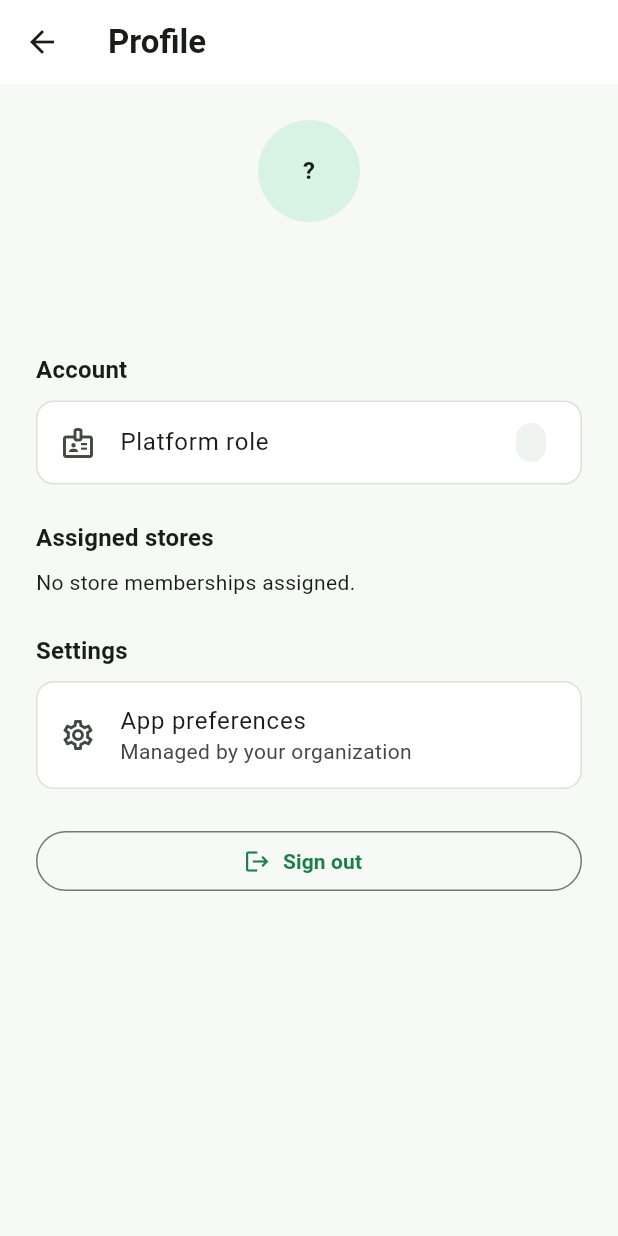
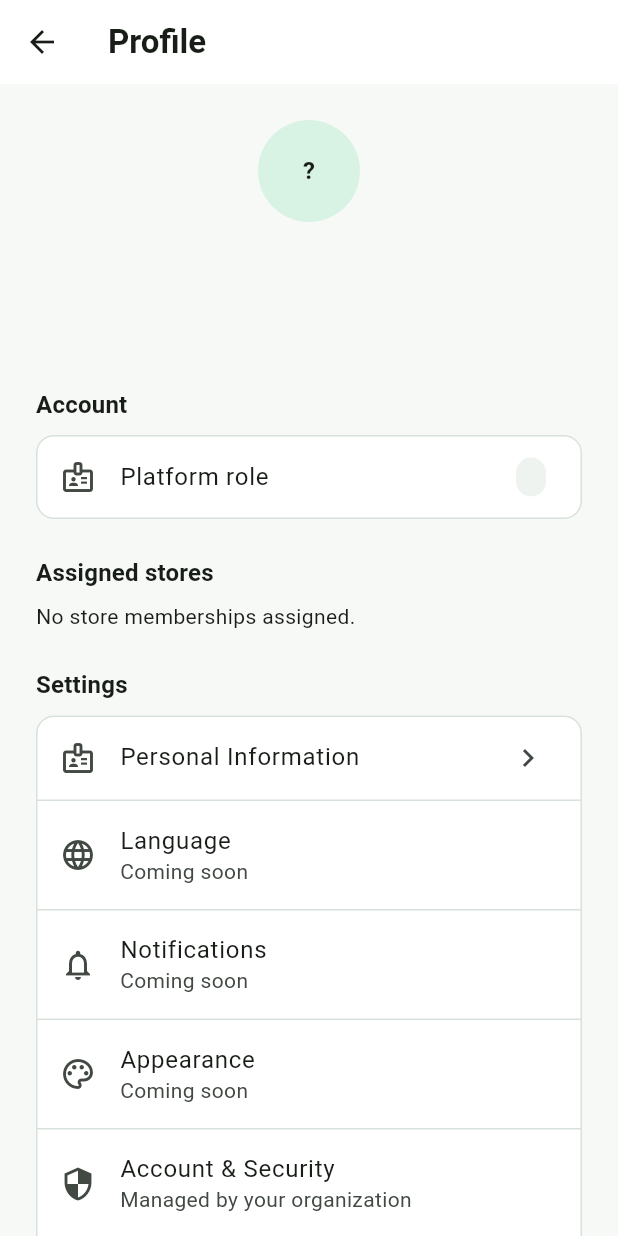
Before and after one commit to supersunxm/line-unified-inbox, a Flutter app: the ProfilePage screen opened directly with empty values, on a phone screen of 412 x 824 dp. Run offline on Flutter 3.47's test engine with Material 3 defaults, Android fonts, the phone set to English and light mode, and no system bars; our stand-ins replace connectivity_plus, firebase_core, firebase_messaging, flutter_local_notifications, flutter_secure_storage, image_picker and 1 more; accounts and stored records are empty.

Commit message:
feat(mobile): add bottom navigation and employee profiles

```diff
--- a/android_app/lib/core/models/models.dart
+++ b/android_app/lib/core/models/models.dart
@@ -31,12 +31,14 @@ class PendingRegistration {
   PendingRegistration(
       {required this.id,
       required this.name,
+      this.employeeId,
       required this.email,
       required this.storeName,
       required this.role,
       required this.createdAt});
   final String id;
   final String name;
+  final String? employeeId;
   final String email;
   final String storeName;
   final String role;
@@ -45,6 +47,7 @@ class PendingRegistration {
       PendingRegistration(
           id: json['id'] as String,
           name: json['name'] as String,
+          employeeId: json['employeeId'] as String?,
           email: json['email'] as String,
           storeName: (json['store'] as Map<String, dynamic>)['name'] as String,
           role: json['role'] as String,
@@ -59,14 +62,18 @@ class CurrentUser {
       required this.memberships,
       required this.stores,
       required this.permissions,
+      this.email,
+      this.employeeId,
       this.phone,
       this.position});
   final String id;
+  final String? email;
   final String displayName;
   final String role;
   final List<StoreMembership> memberships;
   final List<Store> stores;
   final Map<String, dynamic> permissions;
+  final String? employeeId;
   final String? phone;
   final String? position;
   factory CurrentUser.fromJson(Map<String, dynamic> json) {
@@ -74,6 +81,7 @@ class CurrentUser {
         (json['profile'] as Map<String, dynamic>?) ?? <String, dynamic>{};
     return CurrentUser(
         id: json['id'] as String,
+        email: json['email'] as String?,
         displayName: json['displayName'] as String,
         role: json['role'] as String,
         memberships: ((json['memberships'] as List<dynamic>?) ?? [])
@@ -85,6 +93,7 @@ class CurrentUser {
             .toList(),
         permissions: (json['permissions'] as Map<String, dynamic>?) ??
             <String, dynamic>{},
+        employeeId: profile['employeeId'] as String? ?? json['employeeId'] as String?,
         phone: profile['phone'] as String?,
         position: profile['position'] as String?);
   }
--- a/android_app/lib/features/auth/admin_approval_page.dart
+++ b/android_app/lib/features/auth/admin_approval_page.dart
@@ -37,6 +37,7 @@ class _AdminApprovalPageState extends State<AdminApprovalPage> {
                 padding: const EdgeInsets.all(12),
                 child: Column(crossAxisAlignment: CrossAxisAlignment.start, children: [
                   Text(item.name, style: Theme.of(context).textTheme.titleMedium),
+                  Text('Employee ID: ${item.employeeId ?? 'Not set'}'),
                   Text(item.email),
                   Text('${item.storeName} · ${item.role.replaceAll('_', ' ')}'),
                   Text(item.createdAt.toLocal().toString()),
--- a/android_app/lib/features/auth/auth_repository.dart
+++ b/android_app/lib/features/auth/auth_repository.dart
@@ -28,8 +28,8 @@ class AuthRepository {
     return items.map((item) => Store.fromJson(item as Map<String, dynamic>)).toList();
   }
 
-  Future<void> register({required String name, required String email, required String storeId, required String role, required String password}) async {
-    await _api.post('/registration/request', body: {'name': name, 'email': email.trim(), 'storeId': storeId, 'role': role, 'password': password}, authenticated: false);
+  Future<void> register({required String name, required String employeeId, required String email, required String storeId, required String role, required String password}) async {
+    await _api.post('/registration/request', body: {'name': name, 'employeeId': employeeId.trim(), 'email': email.trim(), 'storeId': storeId, 'role': role, 'password': password}, authenticated: false);
   }
 
   Future<List<PendingRegistration>> pendingRegistrations() async {
--- a/android_app/lib/features/profile/profile_page.dart
+++ b/android_app/lib/features/profile/profile_page.dart
@@ -14,11 +14,13 @@ class ProfilePage extends StatelessWidget {
     required this.user,
     required this.onLogout,
     this.onApprovals,
+    this.onPersonalInformation,
   });
 
   final CurrentUser user;
   final VoidCallback onLogout;
   final VoidCallback? onApprovals;
+  final VoidCallback? onPersonalInformation;
 
   @override
   Widget build(BuildContext context) => Scaffold(
@@ -32,7 +34,7 @@ class ProfilePage extends StatelessWidget {
             const SizedBox(height: AppSpacing.xl),
             MembershipSection(memberships: user.memberships),
             const SizedBox(height: AppSpacing.xl),
-            SettingsSection(),
+            SettingsSection(onPersonalInformation: onPersonalInformation),
             if (onApprovals != null) ...[
               const SizedBox(height: AppSpacing.xl),
               AdminToolsSection(onApprovals: onApprovals),
--- a/android_app/lib/features/profile/widgets/profile_header.dart
+++ b/android_app/lib/features/profile/widgets/profile_header.dart
@@ -19,10 +19,27 @@ class ProfileHeader extends StatelessWidget {
             style: Theme.of(context).textTheme.titleLarge,
             textAlign: TextAlign.center,
           ),
+          const SizedBox(height: AppSpacing.xs),
+          Text(
+            (user.memberships.isEmpty
+                    ? user.role
+                    : user.memberships.first.role)
+                .replaceAll('_', ' '),
+            textAlign: TextAlign.center,
+          ),
           if (user.position != null) ...[
             const SizedBox(height: AppSpacing.xs),
             Text(user.position!, textAlign: TextAlign.center),
           ],
+          if (user.memberships.isNotEmpty) ...[
+            const SizedBox(height: AppSpacing.xs),
+            Text(
+              user.memberships.first.store.name,
+              textAlign: TextAlign.center,
+              maxLines: 2,
+              overflow: TextOverflow.ellipsis,
+            ),
+          ],
         ],
       );
 }
--- a/android_app/lib/features/profile/widgets/settings_section.dart
+++ b/android_app/lib/features/profile/widgets/settings_section.dart
@@ -3,7 +3,9 @@ import 'package:flutter/material.dart';
 import '../../../core/theme/app_spacing.dart';
 
 class SettingsSection extends StatelessWidget {
-  const SettingsSection({super.key});
+  const SettingsSection({super.key, this.onPersonalInformation});
+
+  final VoidCallback? onPersonalInformation;
 
   @override
   Widget build(BuildContext context) => Column(
@@ -11,11 +13,46 @@ class SettingsSection extends StatelessWidget {
         children: [
           Text('Settings', style: Theme.of(context).textTheme.titleMedium),
           const SizedBox(height: AppSpacing.sm),
-          const Card(
-            child: ListTile(
-              leading: Icon(Icons.settings_outlined),
-              title: Text('App preferences'),
-              subtitle: Text('Managed by your organization'),
+          Card(
+            child: Column(
+              children: [
+                ListTile(
+                  leading: const Icon(Icons.badge_outlined),
+                  title: const Text('Personal Information'),
+                  trailing: const Icon(Icons.chevron_right),
+                  onTap: onPersonalInformation,
+                ),
+                const Divider(height: 1),
+                const ListTile(
+                  leading: Icon(Icons.language),
+                  title: Text('Language'),
+                  subtitle: Text('Coming soon'),
+                ),
+                const Divider(height: 1),
+                const ListTile(
+                  leading: Icon(Icons.notifications_none),
+                  title: Text('Notifications'),
+                  subtitle: Text('Coming soon'),
+                ),
+                const Divider(height: 1),
+                const ListTile(
+                  leading: Icon(Icons.palette_outlined),
+                  title: Text('Appearance'),
+                  subtitle: Text('Coming soon'),
+                ),
+                const Divider(height: 1),
+                const ListTile(
+                  leading: Icon(Icons.security_outlined),
+                  title: Text('Account & Security'),
+                  subtitle: Text('Managed by your organization'),
+                ),
+                const Divider(height: 1),
+                const ListTile(
+                  leading: Icon(Icons.info_outline),
+                  title: Text('About'),
+                  subtitle: Text('LINE OA Chat Hub'),
+                ),
+              ],
             ),
           ),
         ],
```
Also changed, not shown: android_app/lib/features/auth/registration_page.dart (+5 -4 lines), android_app/lib/features/profile/personal_information_page.dart (added, +53 -0 lines), android_app/lib/features/shell/authenticated_shell.dart (+51 -14 lines), android_app/lib/features/summary/summary_page.dart (added, +17 -0 lines), 10 other files.
